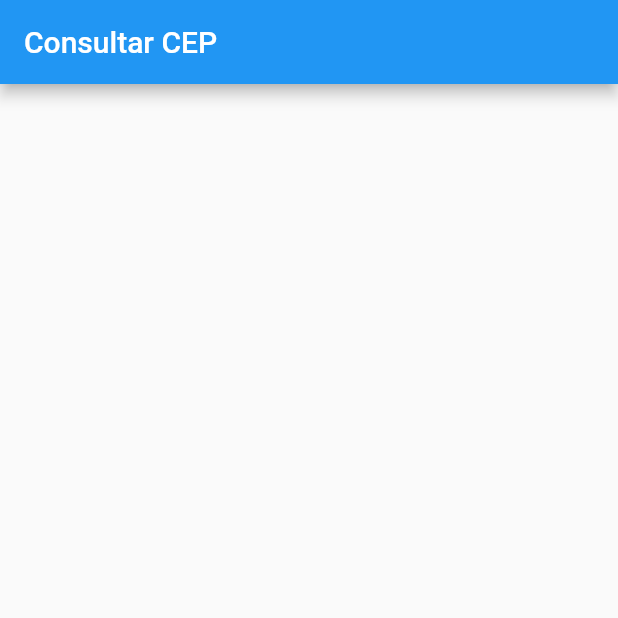
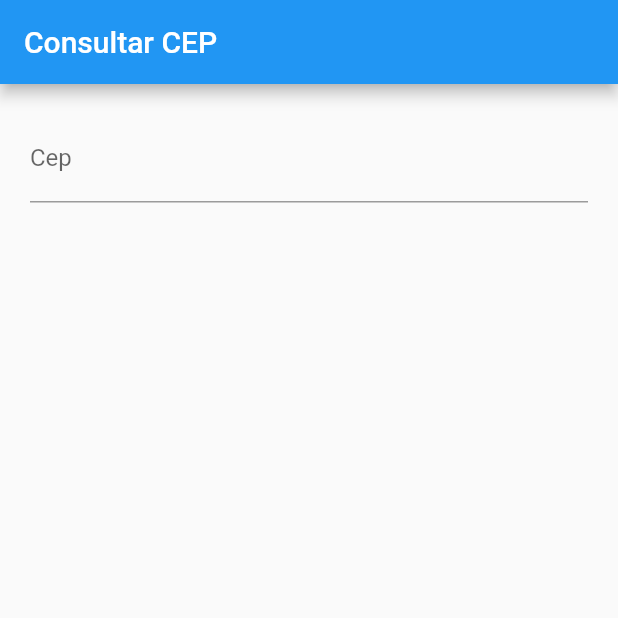
Before and after one commit to leandrocode/search_cep, a Flutter app: the screen it shows after launch, on a phone screen of 412 x 824 dp, the top half of it. Run offline on Flutter 3.47's test engine with Material 2 defaults, Android fonts, the phone set to English and light mode, and no system bars.

Commit message:
inserindo botoes, falta corrigir bugs pendentes

```diff
--- a/search_cep/lib/views/home_page.dart
+++ b/search_cep/lib/views/home_page.dart
@@ -1,4 +1,6 @@
 import 'package:flutter/material.dart';
+import 'package:search_cep/models/result_cep.dart';
+import 'package:search_cep/services/via_cep_service.dart';
 
 class HomePage extends StatefulWidget {
   @override
@@ -12,8 +14,61 @@ class _HomePageState extends State<HomePage> {
       appBar: AppBar(
         title: Text('Consultar CEP'),
       ),
-      body: Container(),
-
+      body: SingleChildScrollView(
+        padding: EdgeInsets.all(20.0),
+        child: Column(
+          crossAxisAlignment: CrossAxisAlignment.stretch,
+          children: <Widget>[_buildSearcCepTextField()],
+        ),
+      ),
     );
   }
+
+  var _searchCepController = TextEditingController();
+
+  Widget _buildSearcCepTextField() {
+    return TextField(
+      decoration: InputDecoration(labelText: 'Cep'),
+      controller: _searchCepController,
+    );
+  }
+
+  Widget _buildSearchCepButton() {
+    return Padding(
+      padding: const EdgeInsets.only(top: 20.0),
+      child: RaisedButton(
+          onPressed: () {
+            _searchCep();
+          },
+          child: Text('Consultar'),
+          shape:
+          RoundedRectangleBorder(borderRadius: BorderRadius.circular(20))
+      ),
+    );
+  }
+
+  bool _loading = false;
+  bool _enableField = false;
+
+  void _searching(bool enable) {
+    setState(() {
+      _loading = enable;
+      _enableField = !enable;
+    });
+  }
+
+Widget _circularLoading() {
+  return Container(
+    height: 15.0,
+    width: 15.0,
+    child:  CircularProgressIndicator(),
+  );
 }
+
+Future _searchCep() async {
+  final String cep = _searchCepController.text;
+  final ResultCep = await ViaCepService.fetchCep(cep : cep);
+  print(ResultCep.toJson());
+}
+
+}
```
